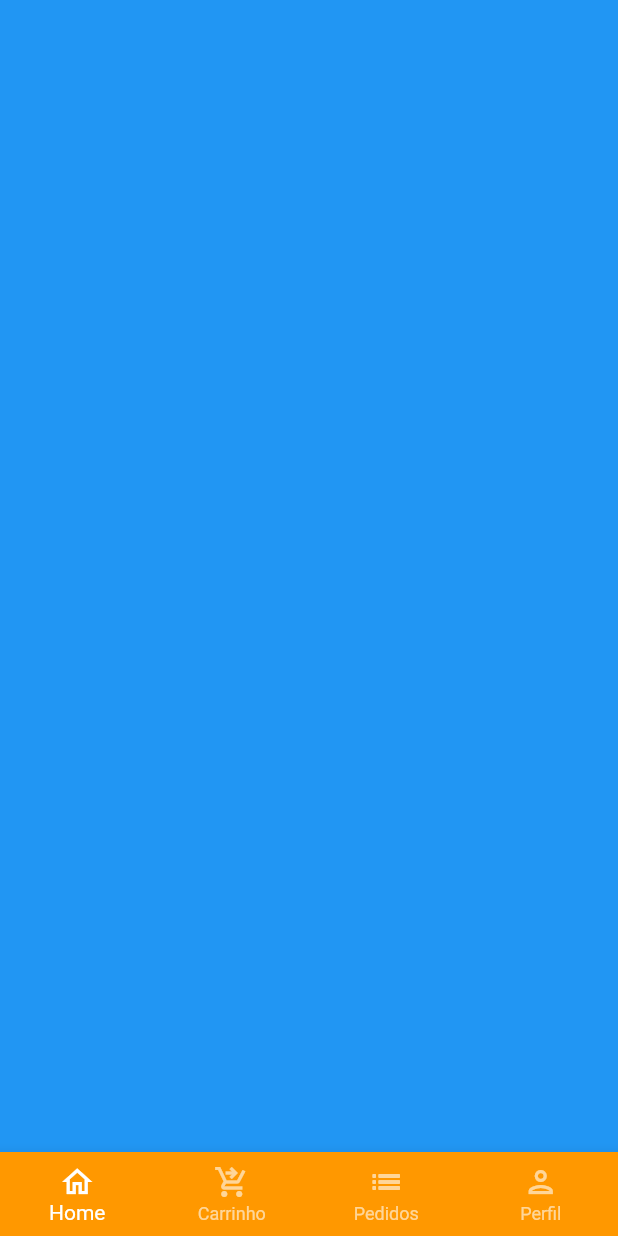
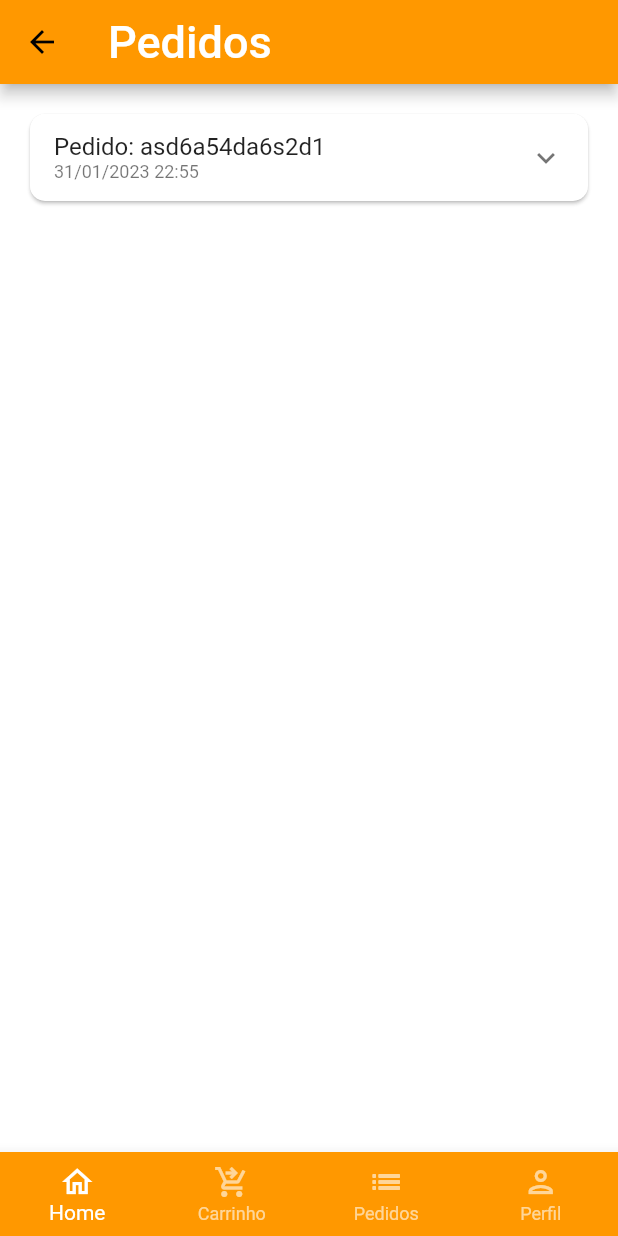
Before and after one commit to emersonbarina/quitanda-course-frontend, a Flutter app: the BaseScreen screen opened directly, swiped to page 3, on a phone screen of 412 x 824 dp. Run offline on Flutter 3.47's test engine with Material 2 defaults, Android fonts, the phone set to English and light mode, and no system bars; our stand-ins replace animated_text_kit, badges, mask_text_input_formatter.

Commit message:
Login UI - OrderTab - ExpansionTile

```diff
--- a/lib/scr/constants/app_data.dart
+++ b/lib/scr/constants/app_data.dart
@@ -1,6 +1,8 @@
 import 'package:quitanda/scr/models/cart_item_model.dart';
 import 'package:quitanda/scr/models/item_model.dart';
 import 'package:quitanda/scr/models/user_model.dart';
+
+import '../models/order_model.dart';
 
 ItemModel apple = ItemModel(
   description:
@@ -98,3 +100,17 @@ UserModel user = UserModel(
   cpf: '999.999.999-99',
   password: '',
 );
+
+List<OrderModel> orders = [
+  OrderModel(
+    copyAndPaste: 'q1w2e3r4t5y6',
+    createdDateTime: DateTime.parse('2023-01-31 22:55:10.410'),
+    overdueDateTime: DateTime.parse('2023-01-31 23:55:10.410'),
+    id: 'asd6a54da6s2d1',
+    status: 'pending_payment',
+    total: 11.0,
+    items: [
+      CartItemModel(item: apple, quantity: 2),
+    ],
+  ),
+];
--- a/lib/scr/constants/texts.dart
+++ b/lib/scr/constants/texts.dart
@@ -33,3 +33,5 @@ const tOrderConfirmationDialogTitle = 'Confirmação';
 const tOrderConfirmationDialogMessage = 'Deseja realmente finalizar a compra?';
 const tOrderConfirmationDialogYes = 'Sim';
 const tOrderConfirmationDialogNo = 'Não';
+
+const tTileOrder = 'Pedido';
--- /dev/null
+++ b/lib/scr/models/order_model.dart
@@ -0,0 +1,21 @@
+import 'cart_item_model.dart';
+
+class OrderModel {
+  String id;
+  DateTime createdDateTime;
+  DateTime overdueDateTime;
+  List<CartItemModel> items;
+  String status;
+  String copyAndPaste;
+  double total;
+
+  OrderModel({
+    required this.id,
+    required this.createdDateTime,
+    required this.overdueDateTime,
+    required this.items,
+    required this.status,
+    required this.copyAndPaste,
+    required this.total,
+  });
+}
--- a/lib/scr/pages/base/base_screen.dart
+++ b/lib/scr/pages/base/base_screen.dart
@@ -2,6 +2,7 @@ import 'package:flutter/material.dart';
 import 'package:quitanda/scr/constants/colors.dart';
 import 'package:quitanda/scr/constants/texts.dart';
 import 'package:quitanda/scr/pages/cart/cart_tab.dart';
+import 'package:quitanda/scr/pages/orders/orders_tab.dart';
 import 'package:quitanda/scr/pages/profile/profile_tab.dart';
 
 import '../home/home_tab.dart';
@@ -26,7 +27,7 @@ class _BaseScreenState extends State<BaseScreen> {
         children: [
           const HomeTab(),
           const CartTab(),
-          Container(color: Colors.blue,),
+          const OrdersTab(),
           const ProfileTab(),
         ],
       ),
--- /dev/null
+++ b/lib/scr/pages/orders/orders_tab.dart
@@ -0,0 +1,34 @@
+import 'package:flutter/material.dart';
+import 'package:quitanda/scr/constants/texts.dart';
+import 'package:quitanda/scr/pages/orders/widgets/order_tile.dart';
+
+import '../../constants/colors.dart';
+import '../../constants/sizes.dart';
+
+import 'package:quitanda/scr/constants/app_data.dart' as app_data;
+
+class OrdersTab extends StatelessWidget {
+  const OrdersTab({Key? key}) : super(key: key);
+
+  @override
+  Widget build(BuildContext context) {
+    return Scaffold(
+      appBar: AppBar(
+        title: const Text(
+          tNavOrder,
+          style: TextStyle(
+            color: tColorsLight,
+            fontSize: tFontSizeAppBar,
+          ),
+        ),
+      ),
+      body: ListView.separated(
+        padding: const EdgeInsets.all(16),
+        physics: const BouncingScrollPhysics(),
+        separatorBuilder: (_, index) => const SizedBox(height: 10),
+        itemCount: app_data.orders.length,
+        itemBuilder: (_, index) => OrderTile(order: app_data.orders[index]),
+      ),
+    );
+  }
+}
--- /dev/null
+++ b/lib/scr/pages/orders/widgets/order_tile.dart
@@ -0,0 +1,41 @@
+import 'package:flutter/material.dart';
+import 'package:quitanda/scr/constants/colors.dart';
+import 'package:quitanda/scr/constants/sizes.dart';
+import 'package:quitanda/scr/constants/texts.dart';
+import 'package:quitanda/scr/models/order_model.dart';
+import 'package:quitanda/scr/services/utils_services.dart';
+
+class OrderTile extends StatelessWidget {
+  OrderTile({Key? key, required this.order}) : super(key: key);
+
+  final OrderModel order;
+
+  final UtilsServices utilsServices = UtilsServices();
+
+  @override
+  Widget build(BuildContext context) {
+    return Card(
+      shape: RoundedRectangleBorder(
+          borderRadius: BorderRadius.circular(tBorderRadius)),
+      child: Theme(
+        data: Theme.of(context).copyWith(dividerColor: Colors.transparent),
+        child: ExpansionTile(
+          title: Column(
+            mainAxisSize: MainAxisSize.min,
+            crossAxisAlignment: CrossAxisAlignment.start,
+            children: [
+              Text('$tTileOrder: ${order.id}'),
+              Text(
+                utilsServices.formatDateTime(order.createdDateTime),
+                style: const TextStyle(
+                  fontSize: 12,
+                  color: tColorsDark,
+                ),
+              ),
+            ],
+          ),
+        ),
+      ),
+    );
+  }
+}
--- a/lib/scr/services/utils_services.dart
+++ b/lib/scr/services/utils_services.dart
@@ -1,8 +1,15 @@
 import 'package:intl/intl.dart';
+import 'package:intl/date_symbol_data_local.dart';
 class UtilsServices {
 
   String priceToCurrency(double price) {
     NumberFormat numberFormat = NumberFormat.simpleCurrency( locale: 'pt_BR');
     return numberFormat.format(price);
   }
+
+  String formatDateTime(DateTime dateTime) {
+    initializeDateFormatting();
+    DateFormat dateFormat = DateFormat.yMd('pt_BR').add_Hm();
+    return dateFormat.format(dateTime);
+  }
 }
```
